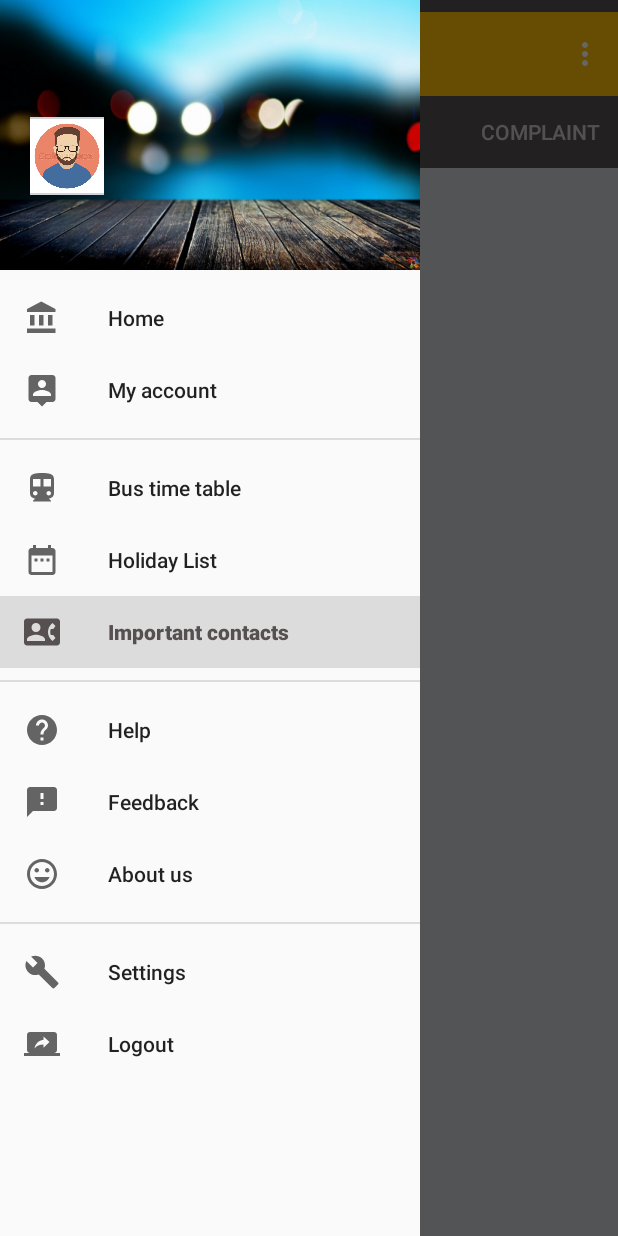
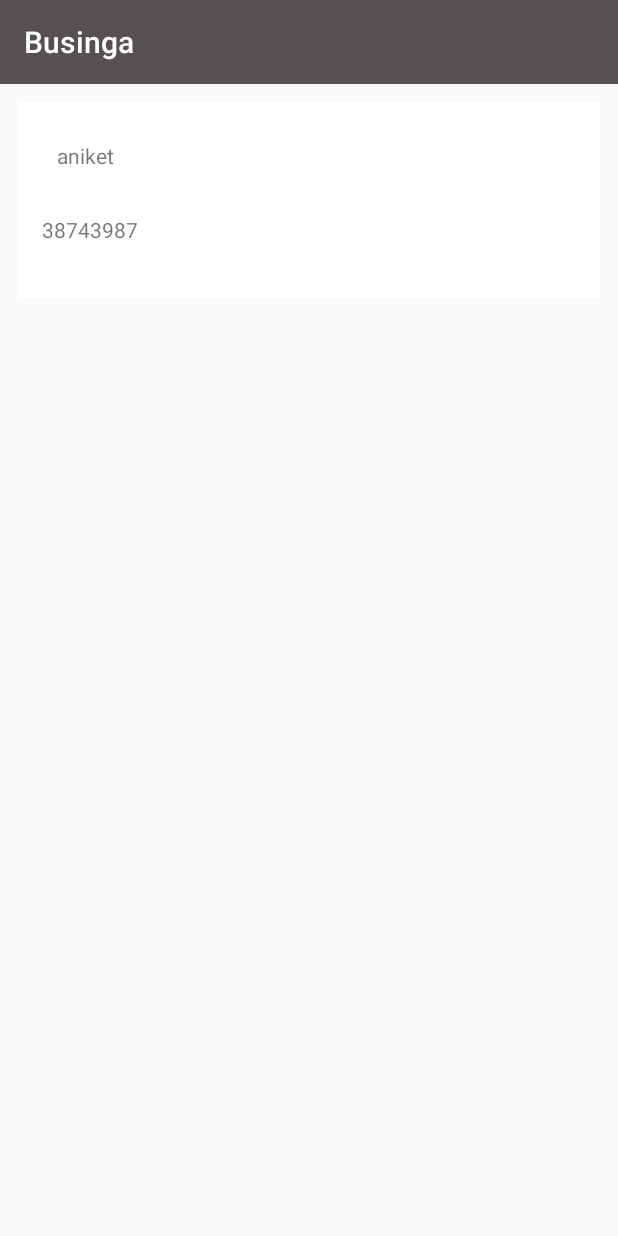
Before and after one commit to aniket0702/Businga, an Android app: the HomePage screen opened directly, with no data from a screen before it, in the side drawer, after a tap on "Important contacts", on a phone screen of 412 x 824 dp. Run offline under Robolectric (Android 15) with nearby library versions, the phone set to English and light mode, and no system bars; our stand-ins replace Volley; network calls fail.

Commit message:
important contacts

```diff
--- a/app/src/main/AndroidManifest.xml
+++ b/app/src/main/AndroidManifest.xml
@@ -6,10 +6,10 @@
 
     <application
         android:allowBackup="true"
+        android:hardwareAccelerated="false"
         android:icon="@mipmap/ic_launcher"
-        android:hardwareAccelerated="false"
+        android:label="@string/app_name"
         android:largeHeap="true"
-        android:label="@string/app_name"
         android:roundIcon="@mipmap/ic_launcher_round"
         android:supportsRtl="true"
         android:theme="@style/AppTheme">
@@ -40,7 +40,8 @@
         <activity android:name=".HolidayList" />
         <activity android:name=".BusTimeTable" />
         <activity android:name=".FeedbackForm" />
-        <activity android:name=".MyAccount"></activity>
+        <activity android:name=".MyAccount" />
+        <activity android:name=".ImportantContacts"></activity>
     </application>
 
 </manifest>
--- a/app/src/main/java/com/example/aniket/businga/HomePage.java
+++ b/app/src/main/java/com/example/aniket/businga/HomePage.java
@@ -141,6 +141,10 @@ public class HomePage extends AppCompatActivity  implements NavigationView.OnNav
             Intent intent = new Intent(getApplicationContext(), MyAccount.class);
             startActivity(intent);
         }
+        else if(id == R.id.imp_contacts){
+            Intent intent = new Intent(getApplicationContext(), ImportantContacts.class);
+            startActivity(intent);
+        }
         return true;
     }
 
--- /dev/null
+++ b/app/src/main/java/com/example/aniket/businga/ImportantContacts.java
@@ -0,0 +1,38 @@
+package com.example.aniket.businga;
+
+import android.support.v7.app.AppCompatActivity;
+import android.os.Bundle;
+import android.support.v7.widget.LinearLayoutManager;
+import android.support.v7.widget.RecyclerView;
+
+import java.util.ArrayList;
+import java.util.List;
+
+public class ImportantContacts extends AppCompatActivity {
+
+    private List<ImportantContactsItemDetails> details;
+    private RecyclerView rv;
+
+    @Override
+    protected void onCreate(Bundle savedInstanceState) {
+        super.onCreate(savedInstanceState);
+        details = new ArrayList<ImportantContactsItemDetails>();
+        setContentView(R.layout.activity_important_contacts);
+        rv = (RecyclerView)findViewById(R.id.rv_impcontacts);
+        initializeData();
+        initializeAdapter();
+
+    }
+    private void initializeData(){
+        details.add(new ImportantContactsItemDetails("aniket", "38743987"));
+
+    }
+    private void initializeAdapter(){
+        LinearLayoutManager llm = new LinearLayoutManager(this);
+        rv.setLayoutManager(llm);
+        rv.setHasFixedSize(true);
+        ImportantContactsRVAdapter adapter = new ImportantContactsRVAdapter(details, getApplicationContext());
+        rv.setAdapter(adapter);
+    }
+
+}
--- /dev/null
+++ b/app/src/main/java/com/example/aniket/businga/ImportantContactsItemDetails.java
@@ -0,0 +1,19 @@
+package com.example.aniket.businga;
+
+public class ImportantContactsItemDetails {
+    String name;
+    String phoneNumber;
+
+    public ImportantContactsItemDetails(String name, String phoneNumber) {
+        this.name = name;
+        this.phoneNumber = phoneNumber;
+    }
+
+    public String getName() {
+        return name;
+    }
+
+    public String getPhoneNumber() {
+        return phoneNumber;
+    }
+}
--- /dev/null
+++ b/app/src/main/java/com/example/aniket/businga/ImportantContactsRVAdapter.java
@@ -0,0 +1,60 @@
+package com.example.aniket.businga;
+
+
+import android.content.Context;
+import android.support.v7.widget.CardView;
+import android.support.v7.widget.RecyclerView;
+import android.view.LayoutInflater;
+import android.view.View;
+import android.view.ViewGroup;
+import android.widget.ImageView;
+import android.widget.TextView;
+
+import java.util.List;
+
+public class ImportantContactsRVAdapter extends RecyclerView.Adapter<ImportantContactsRVAdapter.PersonViewHolder> {
+
+    public static class PersonViewHolder extends RecyclerView.ViewHolder {
+
+        CardView cv;
+        TextView header;
+        TextView body;
+
+        PersonViewHolder(View itemView) {
+            super(itemView);
+            cv = (CardView)itemView.findViewById(R.id.cv_impcontacts);
+            header = (TextView)itemView.findViewById(R.id.contact_name);
+            body = (TextView)itemView.findViewById(R.id.contact_number);
+        }
+    }
+
+    List<ImportantContactsItemDetails> details;
+    Context mctx;
+    ImportantContactsRVAdapter(List<ImportantContactsItemDetails> persons, Context mctx){
+        this.mctx = mctx;
+        this.details = persons;
+    }
+
+    @Override
+    public void onAttachedToRecyclerView(RecyclerView recyclerView) {
+        super.onAttachedToRecyclerView(recyclerView);
+    }
+
+    @Override
+    public PersonViewHolder onCreateViewHolder(ViewGroup viewGroup, int i) {
+        View v = LayoutInflater.from(viewGroup.getContext()).inflate(R.layout.important_contact_item_card, viewGroup, false);
+        PersonViewHolder pvh = new PersonViewHolder(v);
+        return pvh;
+    }
+
+    @Override
+    public void onBindViewHolder(PersonViewHolder personViewHolder, int i) {
+        personViewHolder.header.setText(details.get(i).name);
+        personViewHolder.body.setText(details.get(i).phoneNumber);
+    }
+
+    @Override
+    public int getItemCount() {
+        return details.size();
+    }
+}
--- /dev/null
+++ b/app/src/main/res/layout/activity_important_contacts.xml
@@ -0,0 +1,17 @@
+<?xml version="1.0" encoding="utf-8"?>
+<android.support.constraint.ConstraintLayout
+    xmlns:android="http://schemas.android.com/apk/res/android"
+    xmlns:app="http://schemas.android.com/apk/res-auto"
+    xmlns:tools="http://schemas.android.com/tools"
+    android:layout_width="match_parent"
+    android:layout_height="match_parent">
+
+    <android.support.v7.widget.RecyclerView
+        android:layout_height="wrap_content"
+        android:layout_width="match_parent"
+        android:id="@+id/rv_impcontacts">
+
+    </android.support.v7.widget.RecyclerView>
+
+
+</android.support.constraint.ConstraintLayout>
--- /dev/null
+++ b/app/src/main/res/layout/important_contact_item_card.xml
@@ -0,0 +1,30 @@
+<?xml version="1.0" encoding="utf-8"?>
+<android.support.v7.widget.CardView
+    xmlns:android="http://schemas.android.com/apk/res/android"
+    android:layout_width="match_parent"
+    android:layout_height="wrap_content"
+    android:id="@+id/cv_impcontacts"
+    android:layout_margin="12sp">
+
+    <RelativeLayout
+        android:layout_width="match_parent"
+        android:layout_height="wrap_content"
+        android:padding="16dp">
+
+        <TextView
+            android:layout_width="match_parent"
+            android:layout_margin="10dp"
+            android:id="@+id/contact_name"
+            android:layout_height="wrap_content" />
+
+        <TextView
+            android:id="@+id/contact_number"
+            android:layout_width="match_parent"
+            android:layout_height="wrap_content"
+            android:layout_below="@+id/contact_name"
+            android:layout_centerHorizontal="true"
+            android:layout_marginTop="20dp"
+            android:layout_marginBottom="20dp" />
+    </RelativeLayout>
+
+</android.support.v7.widget.CardView>
```
